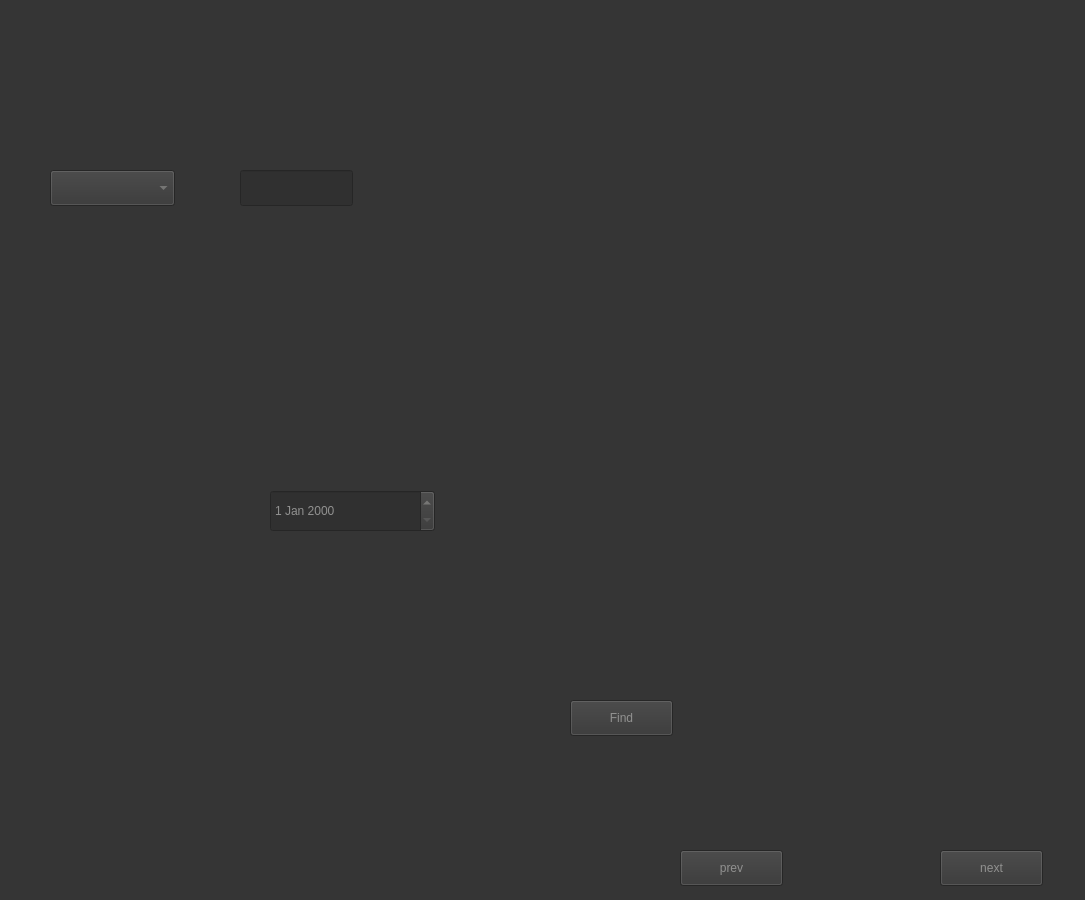
First picture: the form in form.ui, repository TheHuntsman4/Martian_Chronicles, before the edit.
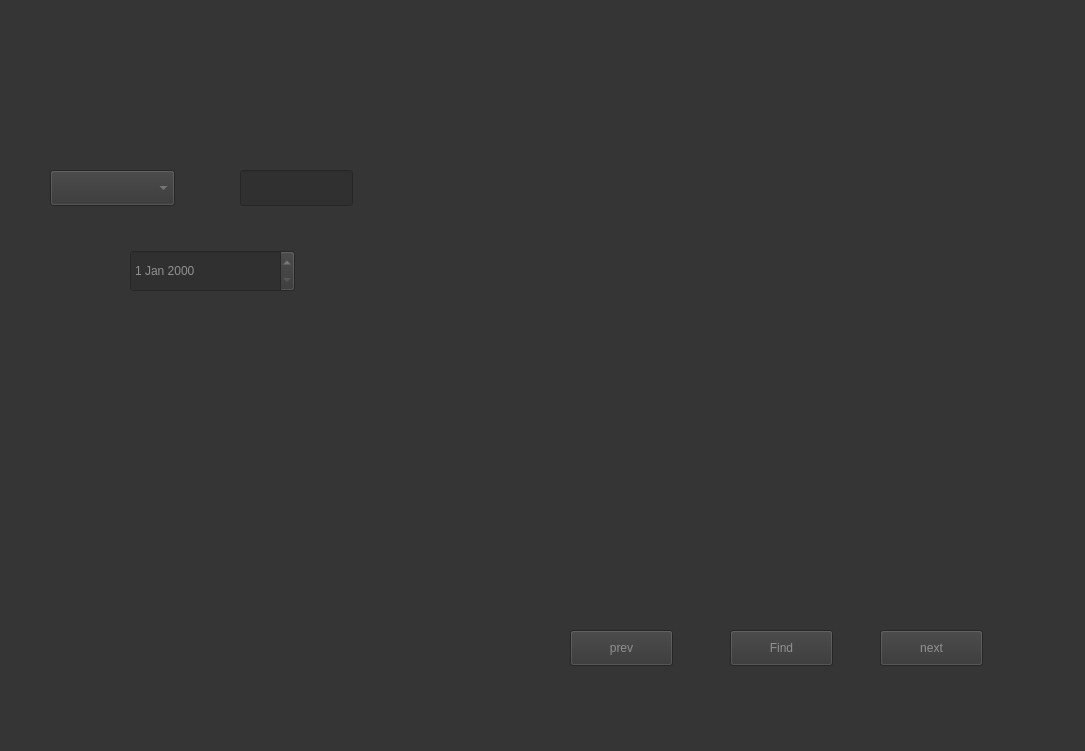
Second picture: the form after the edit.

```diff
--- a/form.ui
+++ b/form.ui
@@ -7,7 +7,7 @@
     <x>0</x>
     <y>0</y>
     <width>1085</width>
-    <height>900</height>
+    <height>751</height>
    </rect>
   </property>
   <property name="sizePolicy">
@@ -464,8 +464,8 @@
   <widget class="QPushButton" name="pushButton">
    <property name="geometry">
     <rect>
-     <x>570</x>
-     <y>700</y>
+     <x>730</x>
+     <y>630</y>
      <width>103</width>
      <height>36</height>
     </rect>
@@ -480,8 +480,8 @@
    </property>
    <property name="geometry">
     <rect>
-     <x>390</x>
-     <y>70</y>
+     <x>520</x>
+     <y>80</y>
      <width>491</width>
      <height>491</height>
     </rect>
@@ -938,8 +938,8 @@
   <widget class="QPushButton" name="next">
    <property name="geometry">
     <rect>
-     <x>940</x>
-     <y>850</y>
+     <x>880</x>
+     <y>630</y>
      <width>103</width>
      <height>36</height>
     </rect>
@@ -951,8 +951,8 @@
   <widget class="QPushButton" name="prev">
    <property name="geometry">
     <rect>
-     <x>680</x>
-     <y>850</y>
+     <x>570</x>
+     <y>630</y>
      <width>103</width>
      <height>36</height>
     </rect>
@@ -1426,8 +1426,8 @@
   <widget class="QDateEdit" name="dateEdit">
    <property name="geometry">
     <rect>
-     <x>270</x>
-     <y>490</y>
+     <x>130</x>
+     <y>250</y>
      <width>165</width>
      <height>42</height>
     </rect>
```
